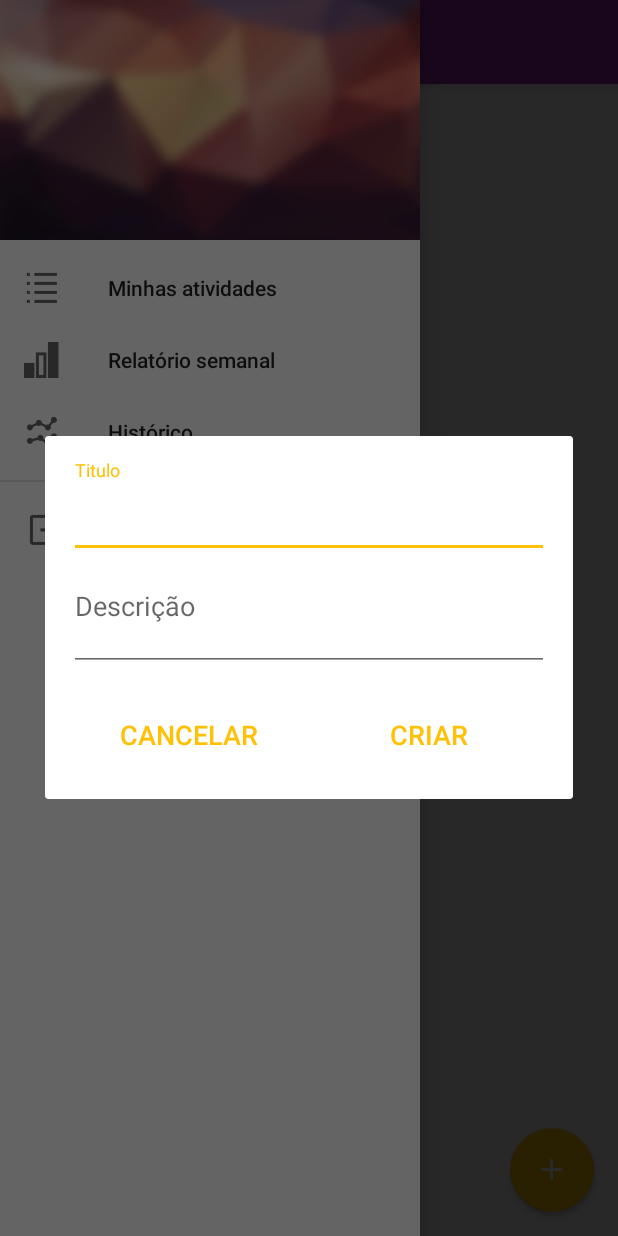
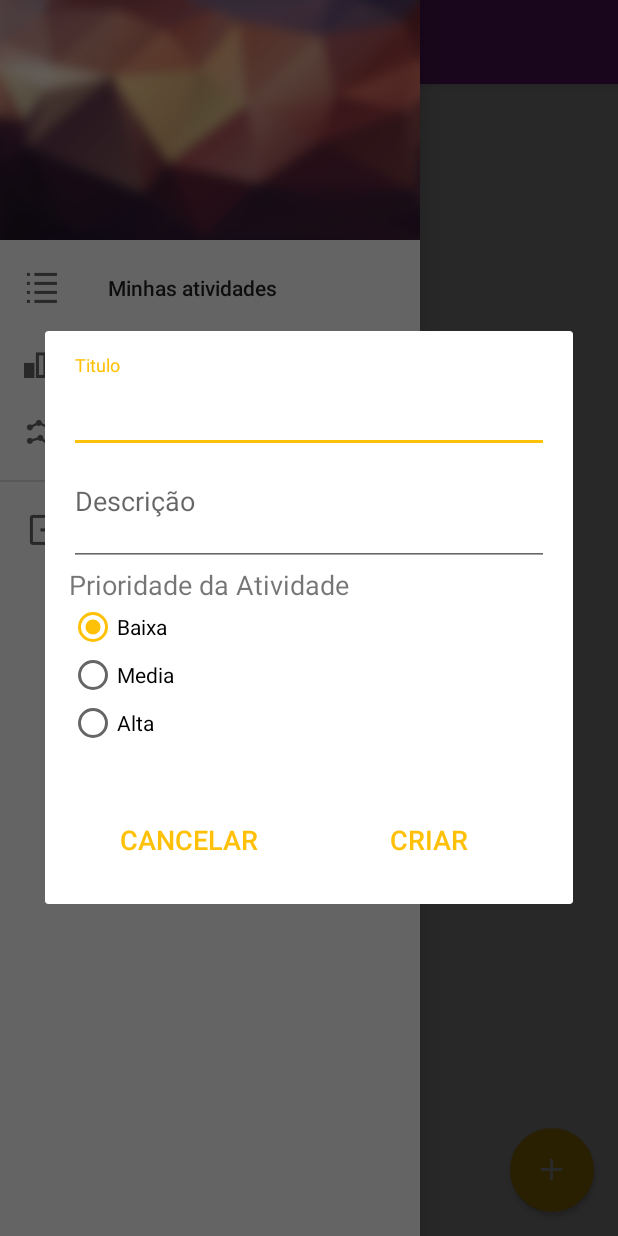
Before and after one commit to pablovfds/POvMTProjetoPiloto, an Android app: the fragment RegisterNewActivityDialogFragment placed in its activity, with the side drawer open, on a phone screen of 412 x 824 dp. Run offline under Robolectric (Android 15) with nearby library versions, the phone set to English and light mode, and no system bars; our stand-ins replace ButterKnife, Firebase (no records; nobody signed in at launch, a user with empty details on screens opened directly); libraries missing offline, so code that uses them is left out: com.github.mikephil.charting; plain views replace BarChart; 19 statements that could not run were skipped.

Commit message:
Alterando UI de cadastro de atividades, detalhes de atividades / inserindo info da prioridade da atividade no firebase

```diff
--- a/app/src/main/java/com/povmt/les/povmtprojetopiloto/Adapters/ActivityItemAdapter.java
+++ b/app/src/main/java/com/povmt/les/povmtprojetopiloto/Adapters/ActivityItemAdapter.java
@@ -11,11 +11,9 @@ import android.view.ViewGroup;
 import android.widget.TextView;
 
 import com.povmt.les.povmtprojetopiloto.Models.ActivityItem;
-import com.povmt.les.povmtprojetopiloto.Models.InvestedTimeItem;
 import com.povmt.les.povmtprojetopiloto.R;
 import com.povmt.les.povmtprojetopiloto.Views.Activities.ActivityItemDetailsActivity;
 
-import java.util.ArrayList;
 import java.util.List;
 
 public class ActivityItemAdapter  extends RecyclerView.Adapter<ActivityItemAdapter.ActivityItemViewHolder>{
--- a/app/src/main/java/com/povmt/les/povmtprojetopiloto/Views/Activities/HomeActivity.java
+++ b/app/src/main/java/com/povmt/les/povmtprojetopiloto/Views/Activities/HomeActivity.java
@@ -15,7 +15,6 @@ import android.support.v7.app.AppCompatActivity;
 import android.support.v7.widget.LinearLayoutManager;
 import android.support.v7.widget.RecyclerView;
 import android.support.v7.widget.Toolbar;
-import android.util.Log;
 import android.view.MenuItem;
 import android.view.View;
 import android.widget.LinearLayout;
--- a/app/src/main/java/com/povmt/les/povmtprojetopiloto/Views/Activities/MainActivity.java
+++ b/app/src/main/java/com/povmt/les/povmtprojetopiloto/Views/Activities/MainActivity.java
@@ -1,7 +1,7 @@
 package com.povmt.les.povmtprojetopiloto.Views.Activities;
 
+import android.os.Bundle;
 import android.support.v7.app.AppCompatActivity;
-import android.os.Bundle;
 
 import com.povmt.les.povmtprojetopiloto.R;
 
--- a/app/src/main/java/com/povmt/les/povmtprojetopiloto/Views/Fragments/RegisterNewActivityDialogFragment.java
+++ b/app/src/main/java/com/povmt/les/povmtprojetopiloto/Views/Fragments/RegisterNewActivityDialogFragment.java
@@ -8,6 +8,8 @@ import android.view.LayoutInflater;
 import android.view.View;
 import android.view.ViewGroup;
 import android.view.WindowManager;
+import android.widget.RadioButton;
+import android.widget.RadioGroup;
 import android.widget.Toast;
 
 import com.google.firebase.database.DatabaseReference;
@@ -15,6 +17,7 @@ import com.google.firebase.database.FirebaseDatabase;
 import com.povmt.les.povmtprojetopiloto.Controllers.FirebaseController;
 import com.povmt.les.povmtprojetopiloto.Interfaces.ActivityListener;
 import com.povmt.les.povmtprojetopiloto.Models.ActivityItem;
+import com.povmt.les.povmtprojetopiloto.Models.Util;
 import com.povmt.les.povmtprojetopiloto.R;
 
 import java.util.List;
@@ -25,8 +28,12 @@ import butterknife.OnClick;
 
 public class RegisterNewActivityDialogFragment extends DialogFragment implements ActivityListener {
 
-    @BindView(R.id.input_name_activity_item) TextInputEditText inputTitle;
-    @BindView(R.id.input_description_activity_item) TextInputEditText inputDescription;
+    @BindView(R.id.input_name_activity_item)
+    TextInputEditText inputTitle;
+    @BindView(R.id.input_description_activity_item)
+    TextInputEditText inputDescription;
+    @BindView(R.id.rgPrioridade)
+    RadioGroup radioGroupPrioridade;
 
     private DatabaseReference mDatabase;
 
@@ -65,25 +72,35 @@ public class RegisterNewActivityDialogFragment extends DialogFragment implements
     }
 
     @OnClick(R.id.btn_cancel_create_activity)
-    public void dismissDialog(){
+    public void dismissDialog() {
         this.dismiss();
     }
 
     @OnClick(R.id.btn_create_activity)
-    public void createActivity(){
+    public void createActivity() {
         inputTitle.setError(null);
         inputDescription.setError(null);
         String titleActivity = inputTitle.getText().toString();
         String descriptionActivity = inputDescription.getText().toString();
+        RadioButton radioButtonSelecionado = (RadioButton) getView().findViewById(radioGroupPrioridade.getCheckedRadioButtonId());
 
-        if(titleActivity.isEmpty()){
+        if (titleActivity.isEmpty()) {
             inputTitle.setError("Insira um título para a atividade");
-        } else if (descriptionActivity.isEmpty()){
+        } else if (descriptionActivity.isEmpty()) {
             inputDescription.setError("Insira uma descrição para a atividade");
         } else {
-            ActivityItem activityItem = new ActivityItem(titleActivity, descriptionActivity);
+            String prioridade = radioButtonSelecionado.getText().toString();
 
-            FirebaseController.getInstance().insertActivity(activityItem, mDatabase, this);
+            if (prioridade.equals("Baixa")) {
+                ActivityItem activityItem = new ActivityItem(titleActivity, descriptionActivity, Util.PRIORIDADE_BAIXA);
+                FirebaseController.getInstance().insertActivity(activityItem, mDatabase, this);
+            } else if (prioridade.equals("Media")) {
+                ActivityItem activityItem = new ActivityItem(titleActivity, descriptionActivity, Util.PRIORIDADE_MEDIA);
+                FirebaseController.getInstance().insertActivity(activityItem, mDatabase, this);
+            } else if (prioridade.equals("Alta")) {
+                ActivityItem activityItem = new ActivityItem(titleActivity, descriptionActivity, Util.PRIORIDADE_ALTA);
+                FirebaseController.getInstance().insertActivity(activityItem, mDatabase, this);
+            }
         }
     }
 
@@ -99,7 +116,7 @@ public class RegisterNewActivityDialogFragment extends DialogFragment implements
 
     @Override
     public void receiverActivity(int statusCode, String resp) {
-        if (statusCode != 200){
+        if (statusCode != 200) {
             Toast.makeText(getActivity(), resp, Toast.LENGTH_SHORT).show();
         } else {
             Toast.makeText(getActivity(), resp, Toast.LENGTH_SHORT).show();
--- a/app/src/main/java/com/povmt/les/povmtprojetopiloto/Views/Fragments/RegisterNewTiDialogFragment.java
+++ b/app/src/main/java/com/povmt/les/povmtprojetopiloto/Views/Fragments/RegisterNewTiDialogFragment.java
@@ -4,7 +4,6 @@ package com.povmt.les.povmtprojetopiloto.Views.Fragments;
 import android.app.Activity;
 import android.app.DatePickerDialog;
 import android.os.Bundle;
-import android.support.annotation.NonNull;
 import android.support.annotation.Nullable;
 import android.support.design.widget.TextInputEditText;
 import android.support.v4.app.DialogFragment;
--- a/app/src/main/res/layout/fragment_register_new_activity_dialog.xml
+++ b/app/src/main/res/layout/fragment_register_new_activity_dialog.xml
@@ -35,6 +35,50 @@
             android:paddingBottom="30dp" />
     </android.support.design.widget.TextInputLayout>
 
+    <android.support.design.widget.TextInputLayout
+        android:layout_width="match_parent"
+        android:layout_height="wrap_content">
+
+        <TextView
+            android:text="Prioridade da Atividade"
+            android:layout_width="match_parent"
+            android:layout_height="wrap_content"
+            android:id="@+id/labelPrioridade"
+            android:textSize="18sp" />
+
+        <RadioGroup
+            android:id="@+id/rgPrioridade"
+            android:layout_width="match_parent"
+            android:layout_height="wrap_content"
+            android:layout_gravity="center_horizontal"
+            android:layout_above="@+id/buttonRB"
+            android:layout_alignParentStart="true"
+            android:layout_marginBottom="19dp">
+            <RadioButton
+                android:id="@+id/radiobtnBaixa"
+                android:layout_width="wrap_content"
+                android:layout_height="wrap_content"
+                android:checked="true"
+                android:text="Baixa"
+                >
+            </RadioButton>
+            <RadioButton
+                android:id="@+id/radiobtnMedia"
+                android:layout_width="wrap_content"
+                android:layout_height="wrap_content"
+                android:text="Media">
+            </RadioButton>
+            <RadioButton
+                android:id="@+id/radiobtAlta"
+                android:layout_width="wrap_content"
+                android:layout_height="wrap_content"
+                android:text="Alta">
+            </RadioButton>
+        </RadioGroup>
+    </android.support.design.widget.TextInputLayout>
+
+
+
     <LinearLayout
         android:orientation="horizontal"
         android:layout_width="match_parent"
--- a/app/src/main/res/layout/nav_header_navigation_drawer.xml
+++ b/app/src/main/res/layout/nav_header_navigation_drawer.xml
@@ -1,7 +1,5 @@
 <?xml version="1.0" encoding="utf-8"?>
 <LinearLayout xmlns:android="http://schemas.android.com/apk/res/android"
-    xmlns:app="http://schemas.android.com/apk/res-auto"
-    xmlns:tools="http://schemas.android.com/tools"
     android:layout_width="match_parent"
     android:layout_height="@dimen/nav_header_height"
     android:background="@drawable/nav_header_background"
--- a/app/src/main/res/values/drawables.xml
+++ b/app/src/main/res/values/drawables.xml
@@ -1,4 +1,4 @@
-<resources xmlns:android="http://schemas.android.com/apk/res/android">
+<resources>
     <item name="ic_menu_camera" type="drawable">@android:drawable/ic_menu_camera</item>
     <item name="ic_menu_gallery" type="drawable">@android:drawable/ic_menu_gallery</item>
     <item name="ic_menu_slideshow" type="drawable">@android:drawable/ic_menu_slideshow</item>
--- /dev/null
+++ b/app/src/main/res/values/ids.xml
@@ -0,0 +1,4 @@
+<?xml version="1.0" encoding="utf-8"?>
+<resources>
+    <item name="radio_group_prioridade" type="id" />
+</resources>
```
Also changed, not shown: app/src/main/java/com/povmt/les/povmtprojetopiloto/Controllers/FirebaseController.java (+14 -12 lines), app/src/main/java/com/povmt/les/povmtprojetopiloto/Models/ActivityItem.java (+20 -10 lines), app/src/main/java/com/povmt/les/povmtprojetopiloto/Models/Util.java (added, +7 -0 lines), app/src/main/java/com/povmt/les/povmtprojetopiloto/Views/Activities/ActivityItemDetailsActivity.java (+30 -12 lines), app/src/main/res/layout/content_item_details.xml (+18 -0 lines), 1 other file.
